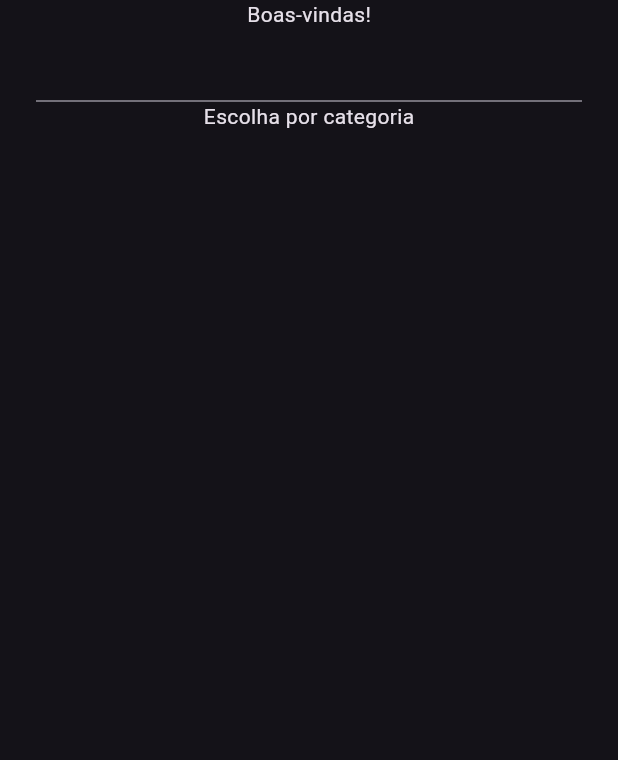
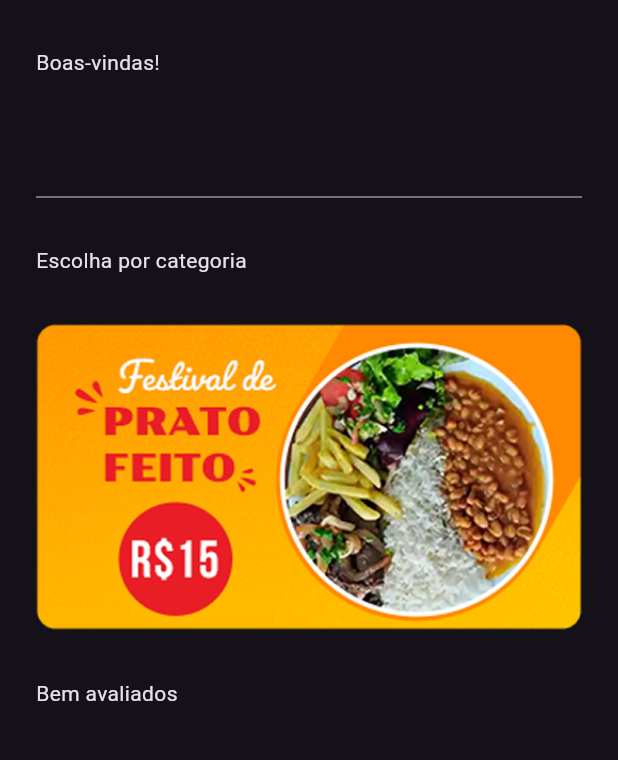
Before and after one commit to Vnz-007/Flutter-TechTastes, a Flutter app: the HomeScreen screen opened directly, on a phone screen of 412 x 824 dp, the part 136-896 px from its top. Run offline on Flutter 3.47's test engine with Material 3 defaults, Android fonts, the phone set to English and light mode, and no system bars.

Commit message:
AulaO2-categories_data.dart&lista feita

```diff
--- a/lib/ui/home/home_screen.dart
+++ b/lib/ui/home/home_screen.dart
@@ -15,11 +15,15 @@ class HomeScreen extends StatelessWidget {
       body: Padding(
         padding: EdgeInsets.symmetric(horizontal: 24.0),
         child: Column(
+          spacing: 32.0,
+          crossAxisAlignment: CrossAxisAlignment.start,
           children: [
             Center(child: Image.asset('assets/logo.png', width: 147)),
             Text('Boas-vindas!'),
             TextFormField(),
             Text('Escolha por categoria'),
+            Image.asset('assets/banners/banner_promo.png'),
+            Text('Bem avaliados'),
           ],
         ),
       ),
```
Also changed, not shown: lib/data/categories_data.dart (added, +8 -0 lines).
